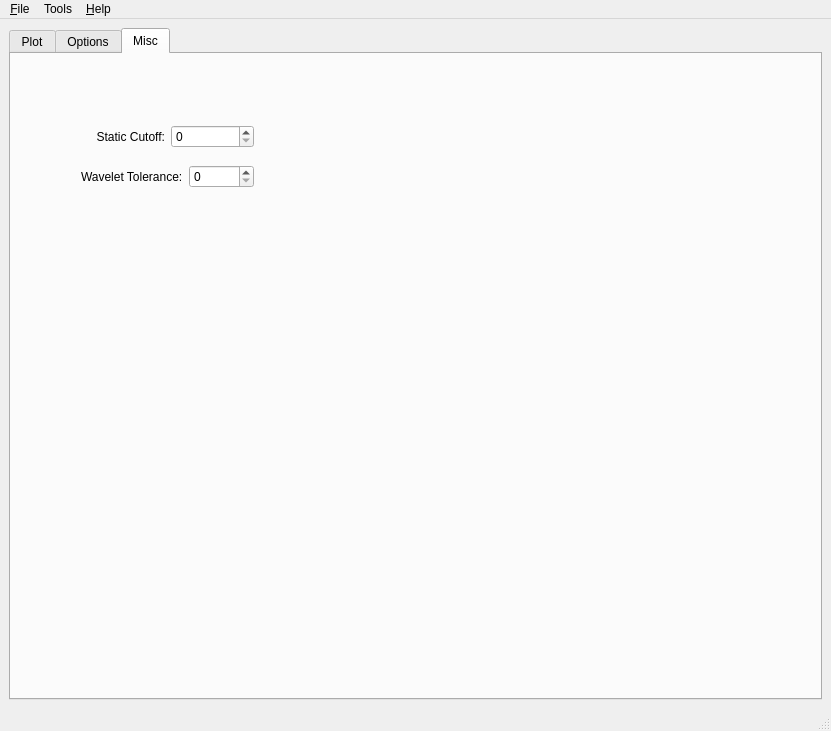
First picture: the form in SimpleView/main.ui, repository mfitzp/toolz, before the edit.
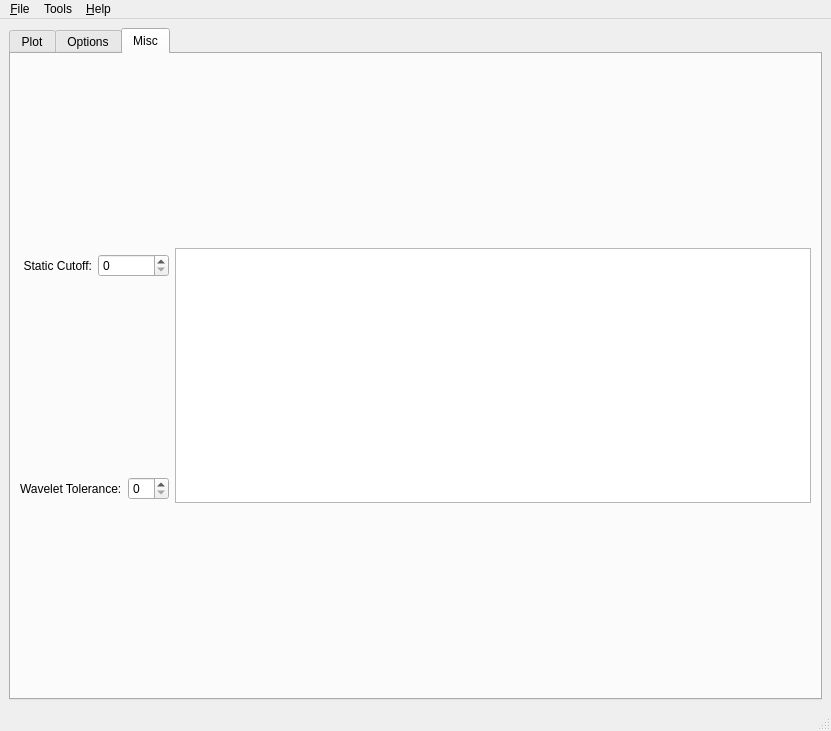
Second picture: the form after the edit. The open tabs and pages were chosen to show the change. Icons and pictures are not drawn. Custom widgets are drawn as their Qt base class.

```diff
--- a/SimpleView/main.ui
+++ b/SimpleView/main.ui
@@ -1238,37 +1238,8 @@
        <attribute name="title" >
         <string>Misc</string>
        </attribute>
-       <widget class="QWidget" name="layoutWidget" >
-        <property name="geometry" >
-         <rect>
-          <x>70</x>
-          <y>110</y>
-          <width>173</width>
-          <height>25</height>
-         </rect>
-        </property>
-        <layout class="QHBoxLayout" >
-         <item>
-          <widget class="QLabel" name="label_18" >
-           <property name="text" >
-            <string>Wavelet Tolerance:</string>
-           </property>
-          </widget>
-         </item>
-         <item>
-          <widget class="QSpinBox" name="spinBox" />
-         </item>
-        </layout>
-       </widget>
-       <widget class="QWidget" name="layoutWidget_2" >
-        <property name="geometry" >
-         <rect>
-          <x>70</x>
-          <y>70</y>
-          <width>173</width>
-          <height>25</height>
-         </rect>
-        </property>
+       <layout class="QGridLayout" name="gridLayout" >
+        <item row="0" column="0" >
         <layout class="QHBoxLayout" >
          <item>
           <widget class="QLabel" name="test" >
@@ -1291,7 +1262,45 @@
           </widget>
          </item>
         </layout>
-       </widget>
+        </item>
+        <item rowspan="2" row="0" column="1" >
+         <widget class="QTreeWidget" name="groupTreeWidget" >
+          <property name="sortingEnabled" >
+           <bool>true</bool>
+          </property>
+          <property name="headerHidden" >
+           <bool>true</bool>
+          </property>
+          <property name="columnCount" >
+           <number>2</number>
+          </property>
+          <column>
+           <property name="text" >
+            <string>1</string>
+           </property>
+          </column>
+          <column>
+           <property name="text" >
+            <string>2</string>
+           </property>
+          </column>
+         </widget>
+        </item>
+        <item row="1" column="0" >
+         <layout class="QHBoxLayout" >
+          <item>
+           <widget class="QLabel" name="label_18" >
+            <property name="text" >
+             <string>Wavelet Tolerance:</string>
+            </property>
+           </widget>
+          </item>
+          <item>
+           <widget class="QSpinBox" name="spinBox" />
+          </item>
+         </layout>
+        </item>
+       </layout>
       </widget>
      </widget>
     </item>
```
Left out of the diff: 23 changed lines with no effect on the pictures. Lines whose indentation alone changed are shown as unchanged.
